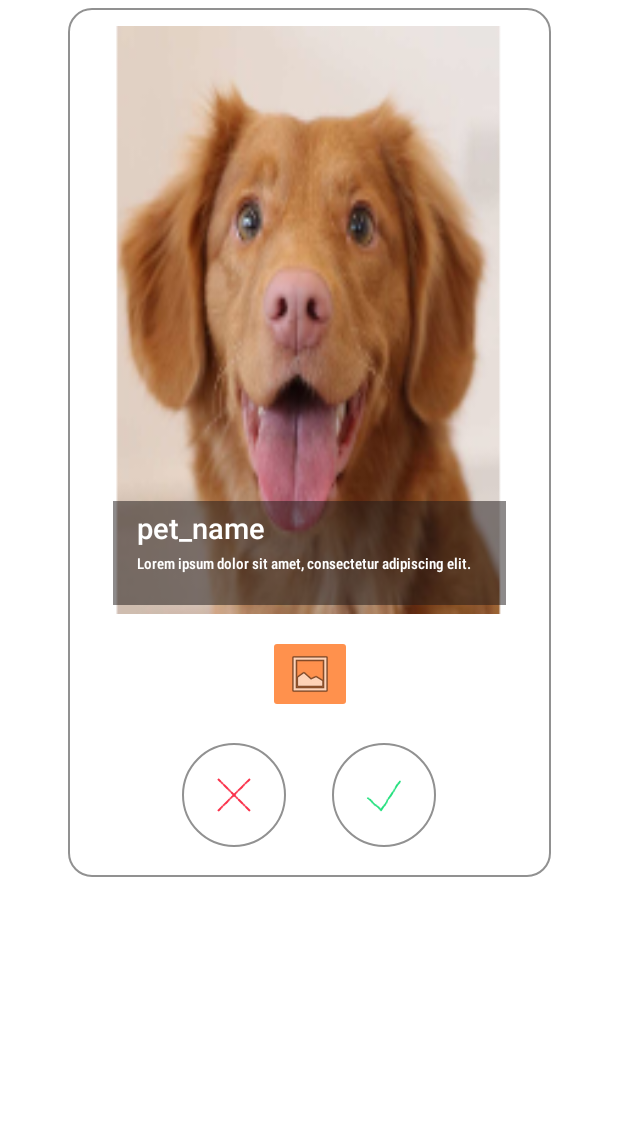
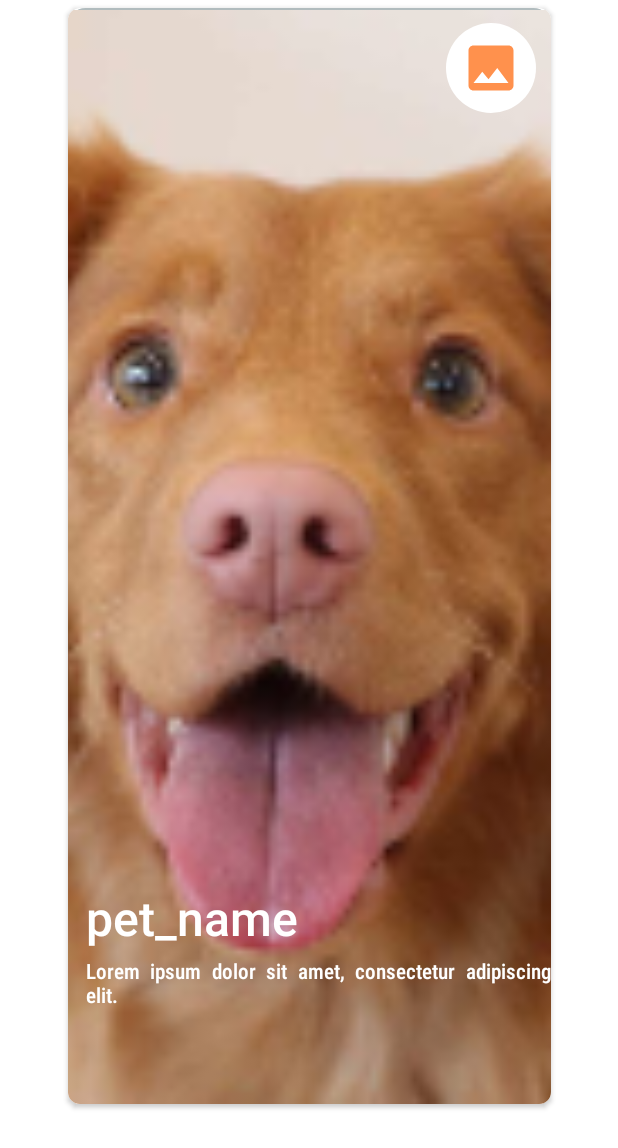
Before and after one commit to Kashkanov/MOBDEVES11G32, an Android app: the layout card_layout.xml on its own in the app's theme, with its tools: preview values and no code run, on a phone screen of 412 x 824 dp. Shown: the top 1148 px of the screen. Run offline under Robolectric (Android 15) with nearby library versions, the phone set to English and light mode, and no system bars.

Commit message:
updated card swipe layout

```diff
--- /dev/null
+++ b/app/src/main/res/drawable/ic_menu_image.xml
@@ -0,0 +1,5 @@
+<vector android:height="24dp" android:tint="#FF914D"
+    android:viewportHeight="24" android:viewportWidth="24"
+    android:width="24dp" xmlns:android="http://schemas.android.com/apk/res/android">
+    <path android:fillColor="@android:color/white" android:pathData="M21,19V5c0,-1.1 -0.9,-2 -2,-2H5c-1.1,0 -2,0.9 -2,2v14c0,1.1 0.9,2 2,2h14c1.1,0 2,-0.9 2,-2zM8.5,13.5l2.5,3.01L14.5,12l4.5,6H5l3.5,-4.5z"/>
+</vector>
--- /dev/null
+++ b/app/src/main/res/drawable/layout_bg.xml
@@ -0,0 +1,7 @@
+<?xml version="1.0" encoding="UTF-8"?>
+<shape xmlns:android="http://schemas.android.com/apk/res/android">
+    <solid android:color="#FFFFFF"/>
+    <stroke android:width="3dp" android:color="#B1BCBE" />
+    <corners android:radius="10dp"/>
+    <padding android:left="0dp" android:top="0dp" android:right="0dp" android:bottom="0dp" />
+</shape>
--- /dev/null
+++ b/app/src/main/res/drawable/profile_image.xml
@@ -0,0 +1,9 @@
+<?xml version="1.0" encoding="utf-8"?>
+<shape xmlns:android="http://schemas.android.com/apk/res/android"
+    android:shape="rectangle">
+    <corners
+        android:radius="30dp"/>
+    <stroke
+        android:color="#ffffff"
+        android:width="10dp"/>
+</shape>
--- a/app/src/main/res/layout/card_layout.xml
+++ b/app/src/main/res/layout/card_layout.xml
@@ -7,218 +7,115 @@
     android:layout_height="match_parent"
     android:background="#FFFFFF">
 
-    <androidx.constraintlayout.widget.ConstraintLayout
+    <androidx.cardview.widget.CardView
         android:id="@+id/constraintLayout4"
         android:layout_width="322dp"
-        android:layout_height="wrap_content"
+        android:layout_height="0dp"
+        android:layout_margin="5dp"
         android:layout_marginStart="50dp"
-        android:layout_marginTop="5dp"
         android:layout_marginEnd="50dp"
-        android:background="@layout/cardshape_layout"
+        app:cardBackgroundColor="#FFFFFF"
+        app:cardCornerRadius="8dp"
+        app:layout_constraintBottom_toTopOf="@+id/guideline40"
         app:layout_constraintEnd_toEndOf="parent"
         app:layout_constraintStart_toStartOf="parent"
-        app:layout_constraintTop_toTopOf="parent">
+        app:layout_constraintTop_toTopOf="@+id/guideline3"
+        app:layout_constraintVertical_bias="0.58000004">
+
+        <androidx.recyclerview.widget.RecyclerView
+            android:id="@+id/rv_otherpicarea2"
+            android:layout_width="0dp"
+            android:layout_height="127dp"
+            android:visibility="gone" />
+
+        <androidx.constraintlayout.widget.ConstraintLayout
+            android:layout_width="match_parent"
+            android:layout_height="match_parent"
+            android:background="@drawable/layout_bg">
 
             <ImageView
                 android:id="@+id/iv_petpic"
-            android:layout_width="263dp"
-            android:layout_height="392dp"
-            android:backgroundTint="#1B1818"
-            android:scaleType="fitXY"
-            app:layout_constraintBottom_toTopOf="@id/guideline2"
+                android:layout_width="0dp"
+                android:layout_height="0dp"
+                android:layout_marginTop="1dp"
+                android:background="@color/white"
+                android:backgroundTint="@color/white"
+                android:scaleType="centerCrop"
+                app:layout_constraintBottom_toBottomOf="parent"
                 app:layout_constraintEnd_toEndOf="parent"
                 app:layout_constraintStart_toStartOf="parent"
-            app:layout_constraintTop_toBottomOf="@id/guideline3"
-            app:layout_constraintVertical_bias="1.0"
+                app:layout_constraintTop_toTopOf="parent"
                 app:srcCompat="@mipmap/pic1_foreground" />
 
-        <androidx.constraintlayout.widget.ConstraintLayout
-            android:id="@+id/constraintLayout5"
-            android:layout_width="262dp"
-            android:layout_height="69dp"
-            android:layout_marginTop="4dp"
-            android:background="#131111"
-            android:backgroundTint="#811E1919"
-            app:layout_constraintEnd_toStartOf="@id/guideline8"
-            app:layout_constraintHorizontal_bias="0.0"
-            app:layout_constraintStart_toEndOf="@id/guideline5"
-            app:layout_constraintTop_toBottomOf="@id/guideline13">
-
-            <androidx.constraintlayout.widget.Guideline
-                android:id="@+id/guideline10"
-                android:layout_width="wrap_content"
-                android:layout_height="wrap_content"
-                android:orientation="horizontal"
-                app:layout_constraintGuide_begin="5dp" />
-
-            <androidx.constraintlayout.widget.Guideline
-                android:id="@+id/guideline11"
-                android:layout_width="wrap_content"
-                android:layout_height="wrap_content"
-                android:orientation="horizontal"
-                app:layout_constraintGuide_begin="35dp" />
+            <ImageButton
+                android:id="@+id/ib_seeotherpics"
+                android:layout_width="60dp"
+                android:layout_height="60dp"
+                android:layout_marginTop="10dp"
+                android:layout_marginEnd="10dp"
+                android:background="@drawable/round_button"
+                android:backgroundTint="@color/white"
+                android:padding="10dp"
+                android:scaleType="fitCenter"
+                app:layout_constraintEnd_toEndOf="parent"
+                app:layout_constraintTop_toTopOf="parent"
+                app:srcCompat="@drawable/ic_menu_image" />
 
             <TextView
                 android:id="@+id/tv_petname"
                 android:layout_width="0dp"
-                android:layout_height="31dp"
+                android:layout_height="wrap_content"
+                android:layout_marginStart="12dp"
                 android:fontFamily="sans-serif-medium"
                 android:text="pet_name"
-                android:textColor="#FFFFFF"
-                android:textSize="19sp"
-                app:layout_constraintEnd_toStartOf="@id/guideline17"
-                app:layout_constraintStart_toEndOf="@id/guideline15"
-                app:layout_constraintTop_toBottomOf="@id/guideline10" />
+                android:textColor="@color/white"
+                android:textSize="32sp"
+                app:layout_constraintEnd_toEndOf="parent"
+                app:layout_constraintHorizontal_bias="0.0"
+                app:layout_constraintStart_toStartOf="parent"
+                app:layout_constraintTop_toTopOf="@+id/guideline2" />
 
             <TextView
                 android:id="@+id/tv_petdesc"
                 android:layout_width="0dp"
-                android:layout_height="wrap_content"
+                android:layout_height="0dp"
+                android:layout_marginStart="12dp"
+                android:layout_marginTop="4dp"
                 android:fontFamily="sans-serif-condensed-medium"
                 android:justificationMode="inter_word"
                 android:text="Lorem ipsum dolor sit amet, consectetur adipiscing elit."
-                android:textColor="#FFFFFF"
-                android:textSize="10sp"
-                app:layout_constraintEnd_toStartOf="@id/guideline17"
-                app:layout_constraintStart_toEndOf="@id/guideline15"
-                app:layout_constraintTop_toBottomOf="@id/guideline11" />
-
-            <androidx.constraintlayout.widget.Guideline
-                android:id="@+id/guideline15"
-                android:layout_width="wrap_content"
-                android:layout_height="wrap_content"
-                android:orientation="vertical"
-                app:layout_constraintGuide_begin="16dp" />
-
-            <androidx.constraintlayout.widget.Guideline
-                android:id="@+id/guideline17"
-                android:layout_width="wrap_content"
-                android:layout_height="wrap_content"
-                android:orientation="vertical"
-                app:layout_constraintGuide_end="16dp" />
-
-        </androidx.constraintlayout.widget.ConstraintLayout>
+                android:textColor="@color/white"
+                android:textSize="14sp"
+                app:layout_constraintBottom_toBottomOf="parent"
+                app:layout_constraintEnd_toEndOf="parent"
+                app:layout_constraintStart_toStartOf="parent"
+                app:layout_constraintTop_toBottomOf="@+id/tv_petname"
+                app:layout_constraintVertical_bias="0.0" />
 
             <androidx.constraintlayout.widget.Guideline
                 android:id="@+id/guideline2"
                 android:layout_width="wrap_content"
                 android:layout_height="wrap_content"
                 android:orientation="horizontal"
-            app:layout_constraintGuide_begin="404dp" />
+                app:layout_constraintGuide_begin="0dp"
+                app:layout_constraintGuide_percent="0.80" />
+        </androidx.constraintlayout.widget.ConstraintLayout>
+
+    </androidx.cardview.widget.CardView>
+
+    <androidx.constraintlayout.widget.Guideline
+        android:id="@+id/guideline40"
+        android:layout_width="wrap_content"
+        android:layout_height="wrap_content"
+        android:orientation="horizontal"
+        app:layout_constraintGuide_begin="0dp"
+        app:layout_constraintGuide_percent="0.90" />
 
     <androidx.constraintlayout.widget.Guideline
         android:id="@+id/guideline3"
         android:layout_width="wrap_content"
         android:layout_height="wrap_content"
         android:orientation="horizontal"
-            app:layout_constraintGuide_begin="10dp" />
-
-        <androidx.constraintlayout.widget.Guideline
-            android:id="@+id/guideline5"
-            android:layout_width="wrap_content"
-            android:layout_height="wrap_content"
-            android:orientation="vertical"
-            app:layout_constraintGuide_begin="30dp" />
-
-        <androidx.constraintlayout.widget.Guideline
-            android:id="@+id/guideline6"
-            android:layout_width="wrap_content"
-            android:layout_height="wrap_content"
-            android:orientation="vertical"
-            app:layout_constraintGuide_end="45dp" />
-
-        <androidx.constraintlayout.widget.Guideline
-            android:id="@+id/guideline7"
-            android:layout_width="wrap_content"
-            android:layout_height="wrap_content"
-            android:orientation="vertical"
-            app:layout_constraintGuide_begin="45dp"
-            app:layout_constraintStart_toEndOf="@id/guideline8" />
-
-        <androidx.constraintlayout.widget.Guideline
-            android:id="@+id/guideline8"
-            android:layout_width="wrap_content"
-            android:layout_height="wrap_content"
-            android:orientation="vertical"
-            app:layout_constraintEnd_toEndOf="parent"
-            app:layout_constraintGuide_end="30dp" />
-
-        <androidx.constraintlayout.widget.Guideline
-            android:id="@+id/guideline12"
-            android:layout_width="wrap_content"
-            android:layout_height="wrap_content"
-            android:orientation="horizontal"
-            app:layout_constraintGuide_begin="418dp" />
-
-        <androidx.constraintlayout.widget.Guideline
-            android:id="@+id/guideline13"
-            android:layout_width="wrap_content"
-            android:layout_height="wrap_content"
-            android:orientation="horizontal"
-            app:layout_constraintGuide_begin="325dp" />
-
-        <androidx.constraintlayout.widget.ConstraintLayout
-            android:id="@+id/cl_buttongroup"
-            android:layout_width="232dp"
-            android:layout_height="69dp"
-            android:layout_marginTop="20dp"
-            android:layout_marginBottom="20dp"
-            android:orientation="horizontal"
-            app:layout_constraintBottom_toBottomOf="parent"
-            app:layout_constraintEnd_toStartOf="@id/guideline6"
-            app:layout_constraintHorizontal_bias="0.0"
-            app:layout_constraintStart_toEndOf="@id/guideline7"
-            app:layout_constraintTop_toBottomOf="@id/rv_otherpicarea2"
-            app:layout_constraintVertical_bias="1.0">
-
-            <ImageButton
-                android:id="@+id/ib_yes"
-                android:layout_width="69dp"
-                android:layout_height="69dp"
-                android:background="@layout/circlebutton_layout"
-                android:padding="20dp"
-                android:scaleType="fitXY"
-                app:layout_constraintEnd_toEndOf="parent"
-                app:layout_constraintStart_toEndOf="@+id/ib_no"
-                app:layout_constraintTop_toTopOf="parent"
-                app:srcCompat="@mipmap/check_icon_foreground" />
-
-            <ImageButton
-                android:id="@+id/ib_no"
-                android:layout_width="69dp"
-                android:layout_height="69dp"
-                android:background="@layout/circlebutton_layout"
-                android:padding="20dp"
-                android:scaleType="fitXY"
-                app:layout_constraintEnd_toStartOf="@+id/ib_yes"
-                app:layout_constraintStart_toStartOf="parent"
-                app:layout_constraintTop_toTopOf="parent"
-                app:srcCompat="@mipmap/cross_icon_foreground" />
+        app:layout_constraintGuide_begin="0dp" />
 
 </androidx.constraintlayout.widget.ConstraintLayout>
-
-        <ImageButton
-            android:id="@+id/ib_seeotherpics"
-            android:layout_width="wrap_content"
-            android:layout_height="wrap_content"
-            android:backgroundTint="#FF914D"
-            android:scaleType="fitCenter"
-            app:layout_constraintBottom_toTopOf="@+id/cl_buttongroup"
-            app:layout_constraintEnd_toStartOf="@+id/guideline6"
-            app:layout_constraintStart_toStartOf="@+id/guideline7"
-            app:layout_constraintTop_toTopOf="@+id/guideline12"
-            app:layout_constraintVertical_bias="0.0"
-            app:srcCompat="@android:drawable/ic_menu_gallery" />
-
-        <androidx.recyclerview.widget.RecyclerView
-            android:id="@+id/rv_otherpicarea2"
-            android:layout_width="0dp"
-            android:layout_height="127dp"
-            android:visibility="gone"
-            app:layout_constraintEnd_toEndOf="parent"
-            app:layout_constraintStart_toStartOf="parent"
-            app:layout_constraintTop_toBottomOf="@+id/ib_seeotherpics" />
-
-    </androidx.constraintlayout.widget.ConstraintLayout>
-
-</androidx.constraintlayout.widget.ConstraintLayout>
```
Lines whose indentation alone changed are shown as unchanged.
